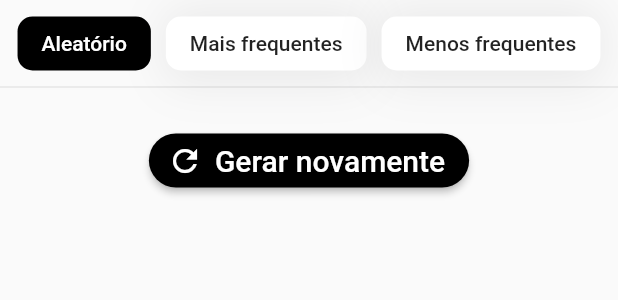
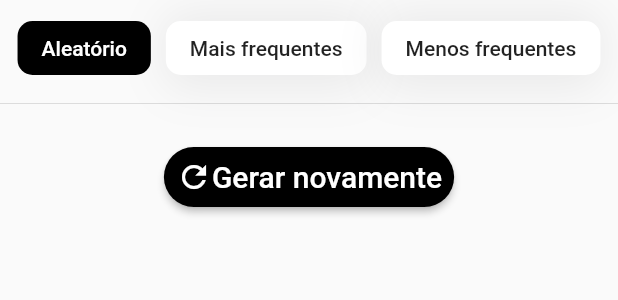
Before and after one commit to EdgarFabiano/palpites_da_loteria, a Flutter app: the TabSorteio widget shown alone on an empty page, opened directly with empty values, on a phone screen of 412 x 824 dp. Shown: the top 300 px of the screen. Run offline on Flutter 3.47's test engine with Material 2 defaults, Android fonts, the phone set to English and light mode, and no system bars; drawn by our look-alikes of group_button; our stand-ins replace date_format, device_info_plus, dio, easy_dynamic_theme, firebase_core, firebase_crashlytics and 7 more; missing offline and left inert: dio_http_cache, firebase_analytics_web, firebase_core_web, share_plus_web, shared_preferences_web; accounts and stored records are empty.

Commit message:
Upgrade dart and dependencies version

```diff
--- a/lib/defaults/themes.dart
+++ b/lib/defaults/themes.dart
@@ -1,8 +1,6 @@
-
 import 'package:flutter/material.dart';
 
 class DefaultThemes {
-
   static final Color primaryLight = Colors.indigo;
   static final Color primaryDark = Colors.black87;
 
@@ -38,4 +36,17 @@ class DefaultThemes {
     );
   }
 
+  static Color textColor(BuildContext context) {
+    return Theme.of(context).brightness == Brightness.light
+        ? Colors.black
+        : Colors.white;
+  }
+
+  static ButtonStyle flatButtonStyle(BuildContext context) {
+    return TextButton.styleFrom(
+      backgroundColor: Colors.transparent,
+      padding: EdgeInsets.all(0),
+      foregroundColor: textColor(context),
+    );
+  }
 }
--- a/lib/pages/app_drawer.dart
+++ b/lib/pages/app_drawer.dart
@@ -1,4 +1,4 @@
-import 'package:device_info/device_info.dart';
+import 'package:device_info_plus/device_info_plus.dart';
 import 'package:flutter/cupertino.dart';
 import 'package:flutter/material.dart';
 import 'package:flutter/services.dart';
@@ -26,8 +26,10 @@ Future<void> _requestReview() async {
       }
       _inAppReview.openStoreListing();
       return false;
-    }).catchError((err) =>
-        Fluttertoast.showToast(msg: "Operação indisponível no momento"));
+    }).catchError((err) {
+      Fluttertoast.showToast(msg: "Operação indisponível no momento");
+      return Future.value(true);
+    });
   }
 }
 
--- a/lib/widgets/tab_resultado.dart
+++ b/lib/widgets/tab_resultado.dart
@@ -7,6 +7,8 @@ import 'package:palpites_da_loteria/model/model_export.dart';
 import 'package:palpites_da_loteria/service/admob_service.dart';
 import 'package:palpites_da_loteria/service/loteria_api_service.dart';
 import 'package:palpites_da_loteria/widgets/internet_not_available.dart';
+
+import '../defaults/themes.dart';
 
 class TabResultado extends StatefulWidget {
   final ConcursoBean concursoBean;
@@ -522,31 +524,36 @@ class _TabResultadoState extends State<TabResultado>
           maintainAnimation: true,
           maintainState: true,
           visible: _concursoAtual > 1,
-          child: FlatButton(
+          child: TextButton(
             onPressed: () => setState(() {
               --_concursoAtual;
               _refreshResultado();
             }),
-              child: Text("Anterior")),
+            child: Text("Anterior"),
+            style: DefaultThemes.flatButtonStyle(context),
           ),
-        FlatButton(
+        ),
+        TextButton(
           onPressed: _showDialogConcurso,
           child: Text(
             _concursoAtual.toString(),
             style: TextStyle(fontWeight: FontWeight.bold),
           ),
+          style: DefaultThemes.flatButtonStyle(context),
         ),
         Visibility(
           maintainSize: true,
           maintainAnimation: true,
           maintainState: true,
           visible: _concursoAtual < _ultimoConcurso,
-          child: FlatButton(
+          child: TextButton(
             onPressed: () => setState(() {
               ++_concursoAtual;
               _refreshResultado();
             }),
-              child: Text("Próximo")),
+            child: Text("Próximo"),
+            style: DefaultThemes.flatButtonStyle(context),
+          ),
         ),
       ],
     );
--- a/lib/widgets/tab_sorteio.dart
+++ b/lib/widgets/tab_sorteio.dart
@@ -1,5 +1,6 @@
 import 'package:flutter/material.dart';
 import 'package:group_button/group_button.dart';
+import 'package:palpites_da_loteria/defaults/defaults_export.dart';
 import 'package:palpites_da_loteria/model/enum/filtro_periodo.dart';
 import 'package:palpites_da_loteria/model/model_export.dart';
 import 'package:palpites_da_loteria/service/admob_service.dart';
@@ -88,8 +89,10 @@ class _TabSorteioState extends State<TabSorteio>
   }
 
   _buildStrategySelector() {
-    return Padding(
-      padding: EdgeInsets.only(top: 5),
+    return SingleChildScrollView(
+      scrollDirection: Axis.horizontal,
+      child: Padding(
+        padding: const EdgeInsets.all(8.0),
         child: GroupButton(
           isRadio: false,
           controller: _buttonGroupController,
@@ -118,6 +121,7 @@ class _TabSorteioState extends State<TabSorteio>
             textPadding: EdgeInsets.zero,
             alignment: Alignment.center,
             elevation: 2,
+          ),
         ),
       ),
     );
@@ -248,12 +252,13 @@ class _TabSorteioState extends State<TabSorteio>
               maintainAnimation: true,
               maintainState: true,
               visible: _numeroDeDezenasASortear > widget.concursoBean.minSize,
-              child: FlatButton.icon(
+              child: IconButton(
                 onPressed: () => setState(() {
                   _sortear(-1);
                 }),
                 icon: Icon(Icons.exposure_neg_1),
-                  label: Text("")),
+                style: DefaultThemes.flatButtonStyle(context),
+              ),
             ),
             Text(
               _numeroDeDezenasASortear.toInt().toString(),
@@ -264,12 +269,13 @@ class _TabSorteioState extends State<TabSorteio>
               maintainAnimation: true,
               maintainState: true,
               visible: _numeroDeDezenasASortear < widget.concursoBean.maxSize,
-              child: FlatButton.icon(
+              child: IconButton(
                 onPressed: () => setState(() {
                   _sortear(1);
                 }),
                 icon: Icon(Icons.exposure_plus_1),
-                  label: Text("")),
+                style: DefaultThemes.flatButtonStyle(context),
+              ),
             ),
           ],
         ),
@@ -306,6 +312,8 @@ class _TabSorteioState extends State<TabSorteio>
                       ))
                   .toList();
             }
+            var textColor = DefaultThemes.textColor(context);
+            var textStyle = TextStyle(color: textColor);
             return Column(
               children: <Widget>[
                 Flexible(
@@ -338,23 +346,26 @@ class _TabSorteioState extends State<TabSorteio>
                     children: [
                       RichText(
                           text: TextSpan(children: <TextSpan>[
-                        TextSpan(text: 'Com base em '),
+                        TextSpan(text: 'Com base em ', style: textStyle),
                         TextSpan(
                             text:
                                 '${formatNumber(sorteioFrequencia.qtdConcursos)}',
-                            style: TextStyle(fontWeight: FontWeight.bold)),
-                        TextSpan(text: ' sorteios'),
+                            style: TextStyle(
+                                fontWeight: FontWeight.bold, color: textColor)),
+                        TextSpan(text: ' sorteios', style: textStyle),
                       ])),
                       RichText(
                           text: TextSpan(children: <TextSpan>[
-                        TextSpan(text: 'De '),
+                        TextSpan(text: 'De ', style: textStyle),
                         TextSpan(
                             text: '${formatarData(_dateTimeRange.start)}',
-                            style: TextStyle(fontWeight: FontWeight.bold)),
-                        TextSpan(text: ' a '),
+                            style: TextStyle(
+                                fontWeight: FontWeight.bold, color: textColor)),
+                        TextSpan(text: ' a ', style: textStyle),
                         TextSpan(
                             text: '${formatarData(_dateTimeRange.end)}',
-                            style: TextStyle(fontWeight: FontWeight.bold)),
+                            style: TextStyle(
+                                fontWeight: FontWeight.bold, color: textColor)),
                       ]))
                     ],
                   ),
@@ -390,22 +401,34 @@ class _TabSorteioState extends State<TabSorteio>
   }
 
   _buildRefreshButton() {
-    return Visibility(
-      visible: estrategiaGeracao == EstrategiaGeracao.ALEATORIO,
-      child: RaisedButton.icon(
+    final ButtonStyle style = TextButton.styleFrom(
+      backgroundColor: widget.concursoBean.colorBean.getColor(context),
+      padding: EdgeInsets.all(0),
       shape: RoundedRectangleBorder(
         borderRadius: BorderRadius.circular(20.0),
       ),
-        icon: Icon(
+    );
+    return Visibility(
+      visible: estrategiaGeracao == EstrategiaGeracao.ALEATORIO,
+      child: ElevatedButton(
+        child: Padding(
+          padding: const EdgeInsets.all(8.0),
+          child: Row(
+              mainAxisSize: MainAxisSize.min,
+              mainAxisAlignment: MainAxisAlignment.center,
+              children: [
+                Icon(
                   Icons.refresh,
                   color: Colors.white,
                 ),
-        label: Text(
+                Text(
                   "Gerar novamente",
                   style: TextStyle(color: Colors.white, fontSize: 20),
                 ),
-        color: widget.concursoBean.colorBean.getColor(context),
+              ]),
+        ),
         onPressed: () => sortearComAnuncio(0),
+        style: style,
       ),
     );
   }
```
Also changed, not shown: pubspec.yaml (+17 -16 lines), 4 other files. Lines whose indentation alone changed are shown as unchanged.
